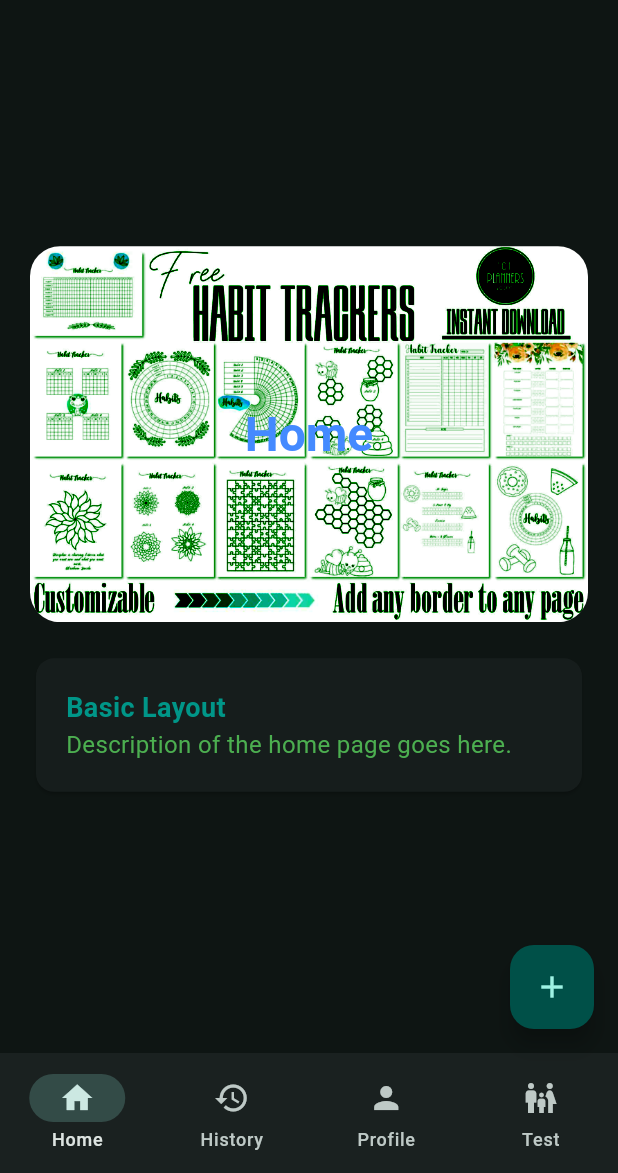
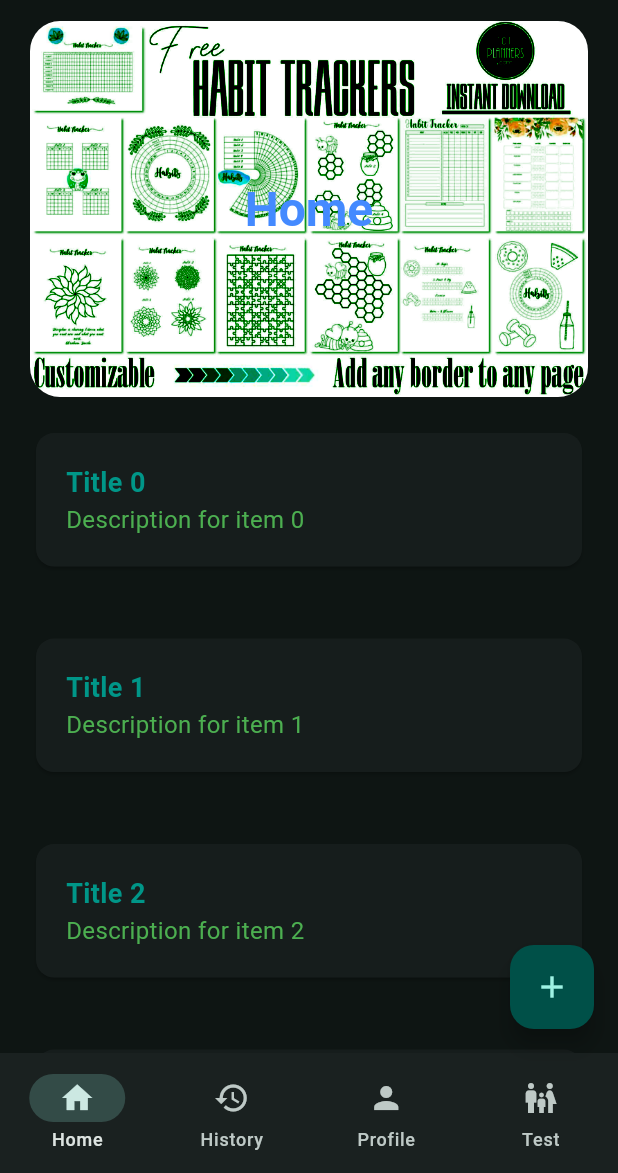
Before and after one commit to vlad-projects-cmd/habit_tracker, a Flutter app: the WidgetTree screen opened directly, on a phone screen of 412 x 824 dp, the part 63-1236 px from its top. Run offline on Flutter 3.47's test engine with Material 3 defaults, Android fonts, the phone set to English and light mode, and no system bars; our stand-ins replace shared_preferences; accounts and stored records are empty.

Commit message:
Adding Containers Widget

```diff
--- a/lib/views/pages/home_page.dart
+++ b/lib/views/pages/home_page.dart
@@ -1,5 +1,5 @@
 import 'package:flutter/material.dart';
-import 'package:reminder_app/data/constants.dart';
+import 'package:reminder_app/views/widgets/containers_widget.dart';
 import 'package:reminder_app/views/widgets/hero_widget.dart';
 
 class HomePage extends StatelessWidget {
@@ -8,30 +8,19 @@ class HomePage extends StatelessWidget {
   @override
   Widget build(BuildContext context) {
     return Padding(
-      padding: EdgeInsets.all(20.0),
+      padding: EdgeInsets.symmetric(horizontal: 20.0),
       child: Center(
         child: SingleChildScrollView(
           child: Column(
             children: [
               HeroWidget(title: 'Home'),
-              Container(
-                width: double.infinity,
-                padding: EdgeInsets.symmetric(vertical: 20.0),
-                child: Card(
-                  child: Padding(
-                    padding: EdgeInsets.all(20.0),
-                    child: Column(
-                      crossAxisAlignment: CrossAxisAlignment.start,
-                      children: [
-                        Text('Basic Layout', style: KTextStyle.titleTealText),
-                        Text(
-                          'Description of the home page goes here.',
-                          style: KTextStyle.descriptionText,
-                        ),
-                      ],
-                    ),
-                  ),
-                ),
+              Column(
+                children: List.generate(5, (index) {
+                  return ContainersWidget(
+                    title: 'Title $index',
+                    description: 'Description for item $index',
+                  );
+                }),
               ),
             ],
           ),
--- /dev/null
+++ b/lib/views/widgets/containers_widget.dart
@@ -0,0 +1,33 @@
+import 'package:flutter/material.dart';
+import 'package:reminder_app/data/constants.dart';
+
+class ContainersWidget extends StatelessWidget {
+  const ContainersWidget({
+    super.key,
+    required this.title,
+    required this.description,
+  });
+
+  final String title;
+  final String description;
+
+  @override
+  Widget build(BuildContext context) {
+    return Container(
+      width: double.infinity,
+      padding: EdgeInsets.symmetric(vertical: 20.0),
+      child: Card(
+        child: Padding(
+          padding: EdgeInsets.all(20.0),
+          child: Column(
+            crossAxisAlignment: CrossAxisAlignment.start,
+            children: [
+              Text(title, style: KTextStyle.titleTealText),
+              Text(description, style: KTextStyle.descriptionText),
+            ],
+          ),
+        ),
+      ),
+    );
+  }
+}
```
